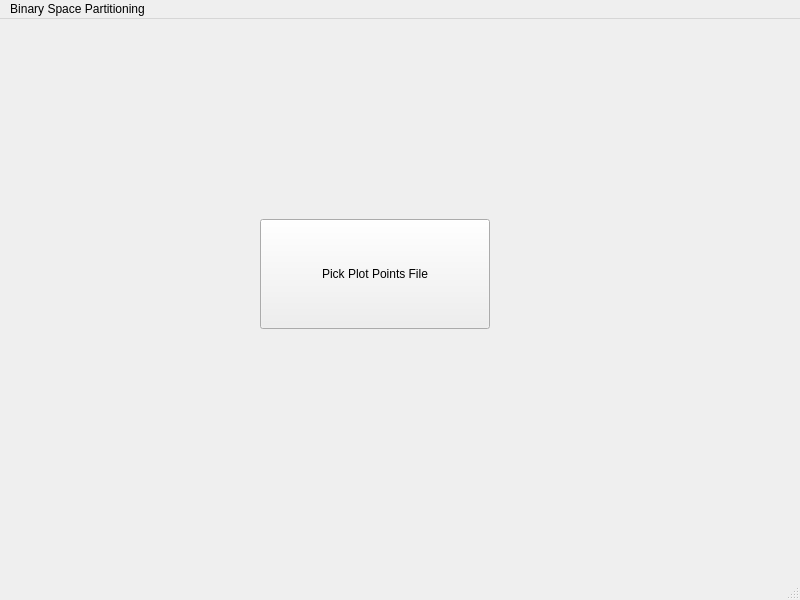
First picture: the form in src/mainwindow.ui, repository mohamedamrnady/BinarySpacePartitioning, before the edit.
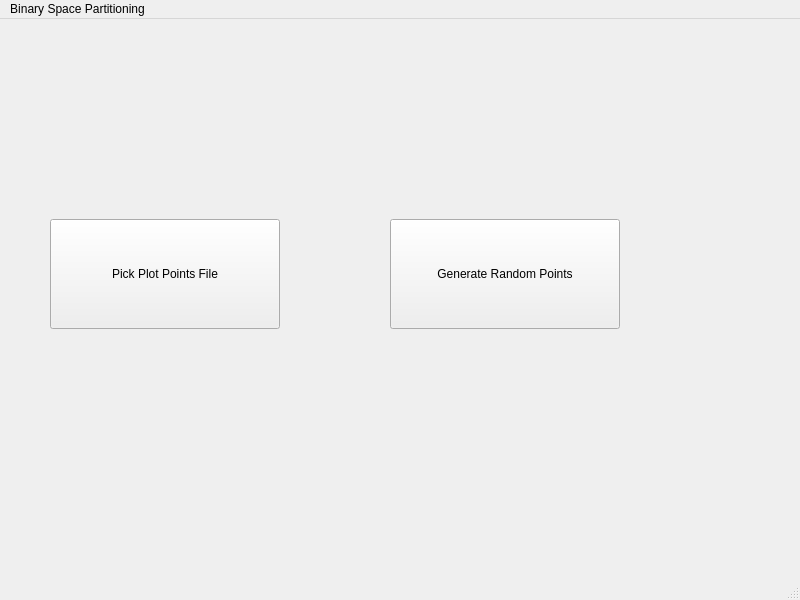
Second picture: the form after the edit. The open tabs and pages were chosen to show the change. Custom widgets are drawn as their Qt base class.

Commit message: BSP: the universe is pure entropy, randomness is an essential topic to the existence of the multiverse, reality is an illusion, the universe is a hologram, and this commit message is way longer than it should ever be

What changed in the file:
```diff
--- a/src/mainwindow.ui
+++ b/src/mainwindow.ui
@@ -33,7 +33,7 @@
      <widget class="QPushButton" name="pickFile">
       <property name="geometry">
        <rect>
-        <x>250</x>
+        <x>40</x>
         <y>200</y>
         <width>230</width>
         <height>110</height>
@@ -43,6 +43,19 @@
        <string>Pick Plot Points File</string>
       </property>
      </widget>
+     <widget class="QPushButton" name="randomPoints">
+      <property name="geometry">
+       <rect>
+        <x>380</x>
+        <y>200</y>
+        <width>230</width>
+        <height>110</height>
+       </rect>
+      </property>
+      <property name="text">
+       <string>Generate Random Points</string>
+      </property>
+     </widget>
     </widget>
     <widget class="QWidget" name="graph">
      <widget class="QCustomPlot" name="graphPlot" native="true">
```
Left out of the diff: 2 changed lines with no effect on the pictures. The commit also changes 2 other files.
